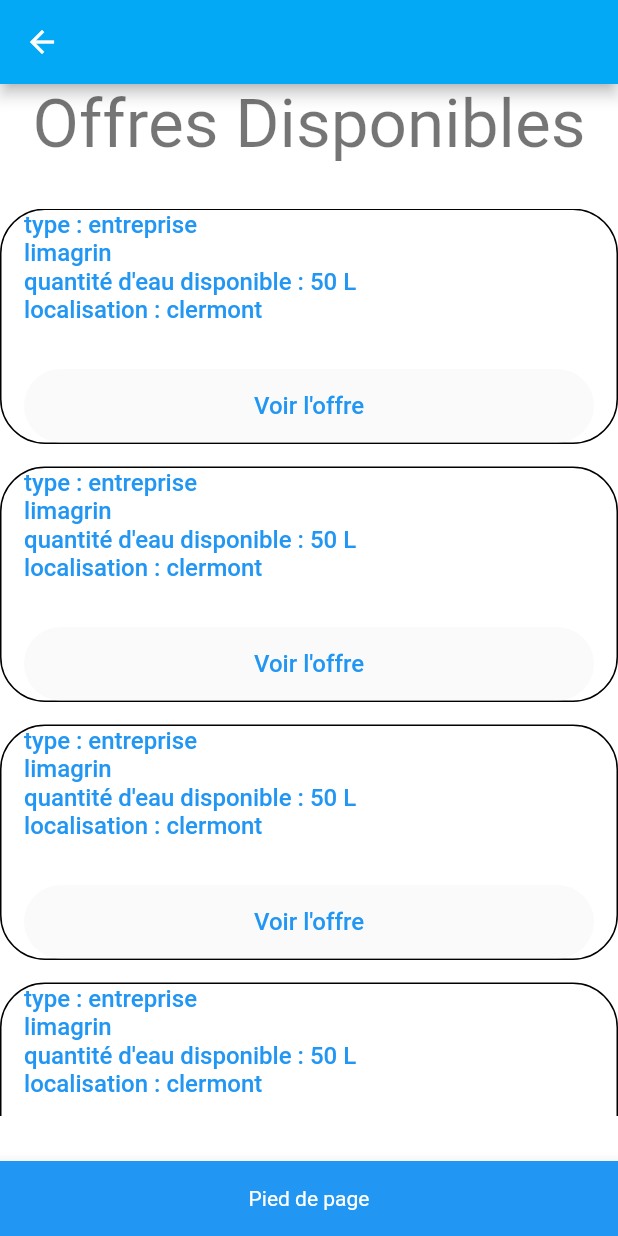
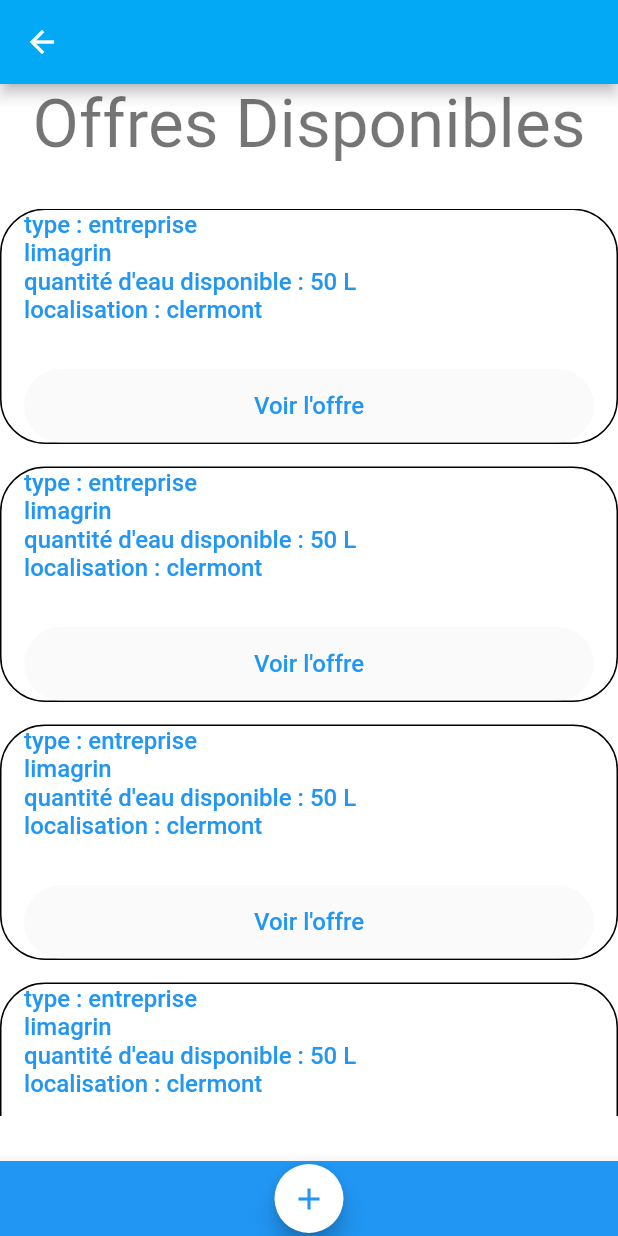
Before and after one commit to gwendalhoudeau/HACKTHON, a Flutter app: the CvHome screen opened directly, on a phone screen of 412 x 824 dp. Run offline on Flutter 3.47's test engine with Material 2 defaults, Android fonts, the phone set to English and light mode, and no system bars; missing offline and left inert: desktop_window, window_size.

Commit message:
start connection

```diff
--- a/front/lib/pages/cv_home.dart
+++ b/front/lib/pages/cv_home.dart
@@ -53,9 +53,24 @@
         child: Container(
           height: 50.0, // Hauteur du pied de page
           alignment: Alignment.center,
-          child: const Text(
-            'Pied de page',
-            style: TextStyle(color: Colors.white),
+          child: Row(
+            mainAxisAlignment:
+                MainAxisAlignment.center, // Centre les enfants horizontalement
+            children: [
+              Center(
+                child: Padding(
+                  padding: const EdgeInsets.all(2.0),
+                  child: FloatingActionButton(
+                    backgroundColor: Colors.white,
+                    foregroundColor: Colors.blue,
+                    onPressed: () {
+                      // Respond to button press
+                    },
+                    child: Icon(Icons.add),
+                  ),
+                ),
+              )
+            ],
           ),
         ),
       ),
```
